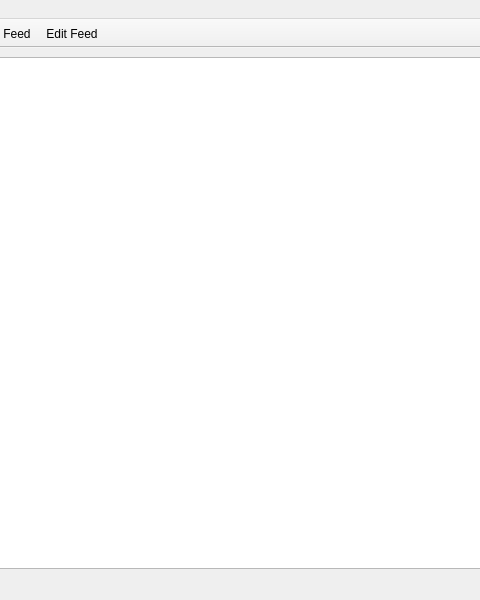
Qt form clacks.ui (barryodev/clacks-qt) before a commit; both pictures show x 160 to 640 and y 0 to 600 of the 800 by 600 pixel window.
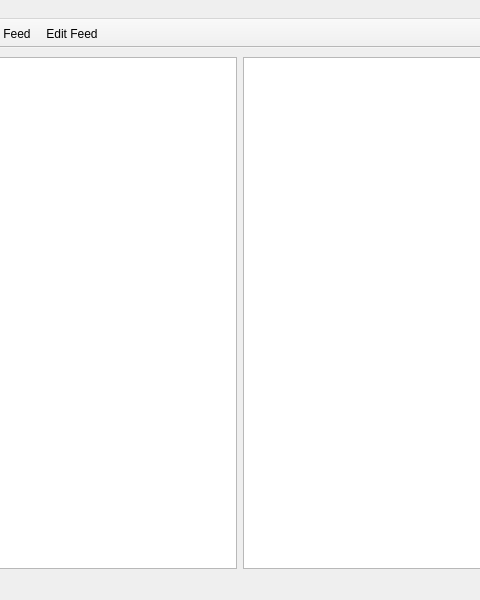
The same form after that commit.

```diff
--- a/clacks.ui
+++ b/clacks.ui
@@ -18,6 +18,9 @@
     <item>
      <widget class="QListView" name="feedsList"/>
     </item>
+    <item>
+     <widget class="QTextBrowser" name="feedEntryContents"/>
+    </item>
    </layout>
   </widget>
   <widget class="QMenuBar" name="menubar">
```
